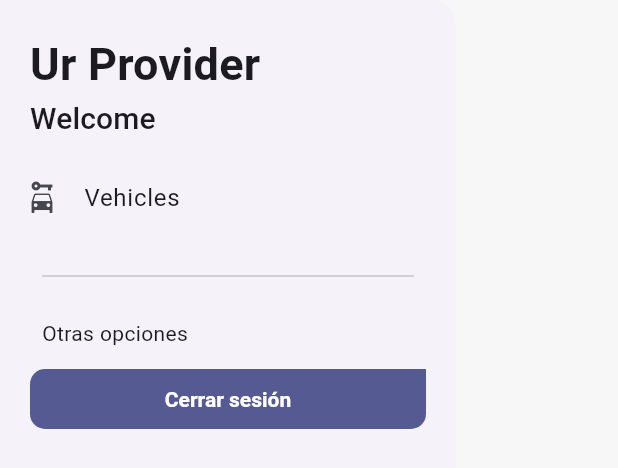
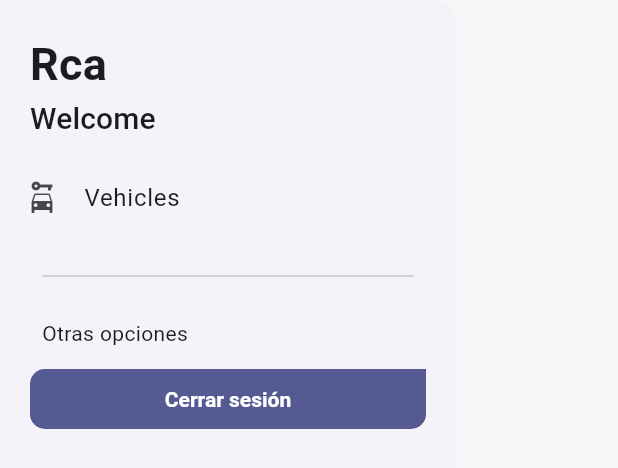
Before and after one commit to RentCarAssits/rca-app, a Flutter app: the SideMenu widget shown alone on an empty page, opened directly with empty values, on a phone screen of 412 x 824 dp. Shown: the top 468 px of the screen. Run offline on Flutter 3.47's test engine with Material 2 defaults, Android fonts, the phone set to English and light mode, and no system bars; our stand-ins replace dio, flutter_dotenv, flutter_riverpod, formz, go_router, google_fonts and 1 more; statements that could not run were skipped.

Commit message:
update: url base changed to azure link

```diff
--- a/lib/iam/infrastructure/datasources/auth_datasource_impl.dart
+++ b/lib/iam/infrastructure/datasources/auth_datasource_impl.dart
@@ -6,7 +6,7 @@ import 'package:rca_app/iam/infrastructure/infrastructure.dart';import 'package:
 
 class AuthDataSourceImpl extends AuthDataSource {
   final dio = Dio(BaseOptions(
-    baseUrl: ('https://rca.azurewebsites.net/api/v1/'),
+    baseUrl: ('https://rca.azurewebsites.net/api/v1'),
   ));
 
   @override
--- a/lib/shared/widgets/side_menu.dart
+++ b/lib/shared/widgets/side_menu.dart
@@ -49,7 +49,7 @@ class SideMenuState extends ConsumerState<SideMenu> {
 
           Padding(
             padding: EdgeInsets.fromLTRB(20, hasNotch ? 0 : 20, 16, 0),
-            child: Text('Ur Provider', style: textStyles.titleMedium ),
+            child: Text('Rca', style: textStyles.titleMedium ),
           ),
 
           Padding(
```
Also changed, not shown: 1 other file.
